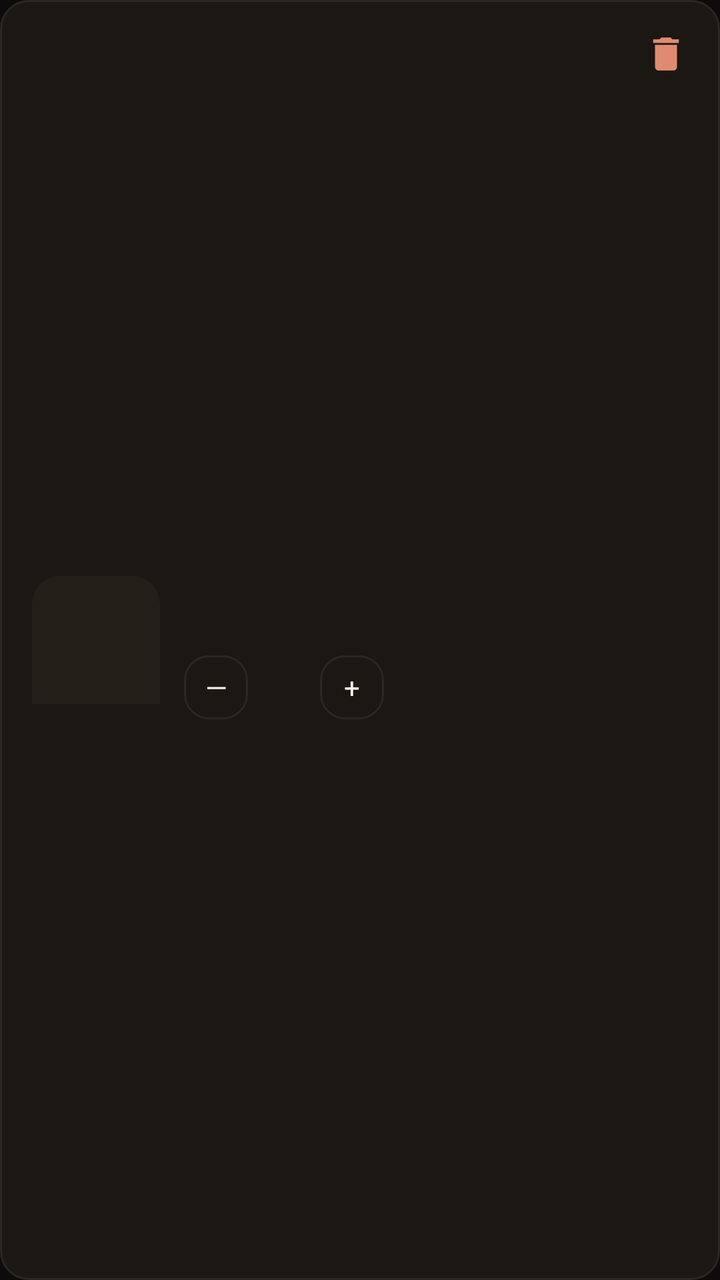
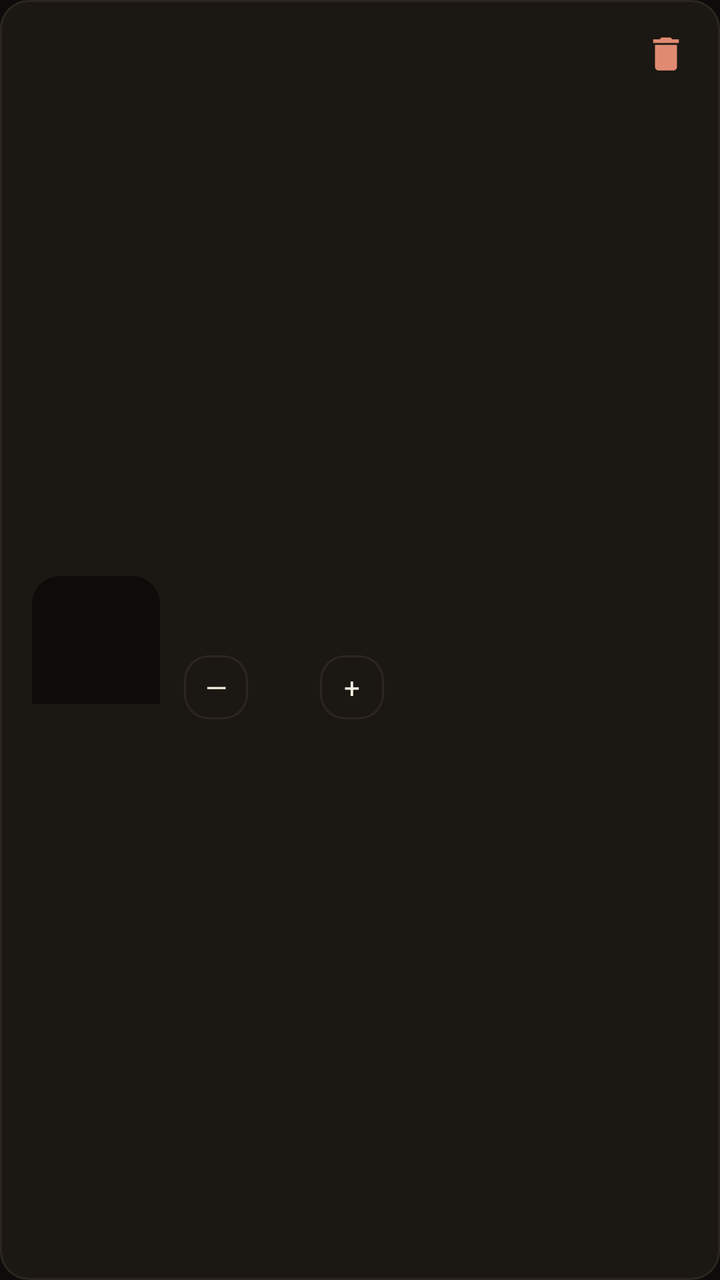

Screens rendered from an Android XML layout before and after an edit, with the pre-edit source and the edit as a unified diff.
<!-- AndroidManifest.xml: application theme Theme.RFragancias -->
<!-- res/layout/item_carrito.xml -->
<?xml version="1.0" encoding="utf-8"?>
<LinearLayout xmlns:android="http://schemas.android.com/apk/res/android"
    xmlns:app="http://schemas.android.com/apk/res-auto"
    android:layout_width="match_parent"
    android:layout_height="wrap_content"
    android:layout_marginHorizontal="@dimen/padding_screen"
    android:layout_marginBottom="@dimen/spacing_sm"
    android:orientation="horizontal"
    android:gravity="center_vertical"
    android:background="@drawable/bg_card"
    android:padding="@dimen/padding_card">

    <ImageView
        android:id="@+id/img_item_carrito"
        android:layout_width="64dp"
        android:layout_height="64dp"
        android:background="@drawable/bg_image_placeholder"
        android:scaleType="centerCrop" />

    <LinearLayout
        android:layout_width="0dp"
        android:layout_height="wrap_content"
        android:layout_weight="1"
        android:layout_marginStart="12dp"
        android:orientation="vertical">

        <TextView
            android:id="@+id/texto_nombre_item"
            android:layout_width="match_parent"
            android:layout_height="wrap_content"
            android:ellipsize="end"
            android:maxLines="1"
            android:textColor="@color/text_primary"
            android:textSize="15sp"
            android:fontFamily="serif" />

        <TextView
            android:id="@+id/texto_precio_item"
            android:layout_width="match_parent"
            android:layout_height="wrap_content"
            android:layout_marginTop="2dp"
            android:textColor="@color/primary"
            android:textSize="13sp" />

        <LinearLayout
            android:layout_width="wrap_content"
            android:layout_height="wrap_content"
            android:layout_marginTop="8dp"
            android:orientation="horizontal"
            android:gravity="center_vertical">

            <TextView
                android:id="@+id/btn_restar"
                android:layout_width="32dp"
                android:layout_height="32dp"
                android:background="@drawable/bg_search"
                android:gravity="center"
                android:text="—"
                android:textColor="@color/text_primary"
                android:clickable="true"
                android:focusable="true" />

            <TextView
                android:id="@+id/texto_cantidad"
                android:layout_width="36dp"
                android:layout_height="wrap_content"
                android:gravity="center"
                android:textColor="@color/text_primary"
                android:textSize="15sp" />

            <TextView
                android:id="@+id/btn_sumar"
                android:layout_width="32dp"
                android:layout_height="32dp"
                android:background="@drawable/bg_search"
                android:gravity="center"
                android:text="+"
                android:textColor="@color/text_primary"
                android:clickable="true"
                android:focusable="true" />
        </LinearLayout>
    </LinearLayout>

    <ImageView
        android:id="@+id/btn_quitar_item"
        android:layout_width="22dp"
        android:layout_height="22dp"
        android:layout_gravity="top"
        android:src="@drawable/ic_delete"
        android:clickable="true"
        android:focusable="true"
        app:tint="@color/danger" />

</LinearLayout>
<!-- resources referenced by this layout -->
<resources>
  <color name="danger">#E08A72</color>
  <color name="primary">#DE9B45</color>
  <color name="text_primary">#F4EEE2</color>
  <dimen name="padding_card">16dp</dimen>
  <dimen name="padding_screen">20dp</dimen>
  <dimen name="spacing_sm">8dp</dimen>
  <!-- drawable bg_card (drawable) -->
  <shape xmlns:android="http://schemas.android.com/apk/res/android" android:shape="rectangle">
      <corners android:radius="14dp"/>
      <solid android:color="@color/surface"/>
      <stroke android:width="1dp" android:color="@color/border"/>
  </shape>
  <!-- drawable bg_image_placeholder (drawable) -->
  <shape xmlns:android="http://schemas.android.com/apk/res/android" android:shape="rectangle">
      <corners android:topLeftRadius="14dp" android:topRightRadius="14dp" android:bottomLeftRadius="0dp" android:bottomRightRadius="0dp"/>
      <solid android:color="@color/surface_light"/>
  </shape>
  <!-- drawable bg_search (drawable) -->
  <shape xmlns:android="http://schemas.android.com/apk/res/android" android:shape="rectangle">
      <corners android:radius="12dp"/>
      <solid android:color="@color/surface"/>
      <stroke android:width="1dp" android:color="@color/border"/>
  </shape>
  <!-- drawable ic_delete (drawable) -->
  <vector xmlns:android="http://schemas.android.com/apk/res/android"
      android:width="24dp" android:height="24dp" android:viewportWidth="24" android:viewportHeight="24">
      <path android:fillColor="#F4EEE2" android:pathData="M6,19c0,1.1 0.9,2 2,2h8c1.1,0 2,-0.9 2,-2V7H6v12zM19,4h-3.5l-1,-1h-5l-1,1H5v2h14V4z"/>
  </vector>
  <color name="surface">#1B1712</color>
  <color name="border">#2C2620</color>
  <color name="surface_light">#241F18</color>
  <color name="bg">#0D0C0A</color>
  <color name="text_muted">#ACA090</color>
  <style name="Widget.RFragancias.Button" parent="Widget.MaterialComponents.Button">
          <item name="backgroundTint">@color/primary</item>
          <item name="android:textColor">@color/bg</item>
          <item name="android:textAllCaps">false</item>
          <item name="cornerRadius">10dp</item>
          <item name="android:letterSpacing">0.01</item>
          <item name="android:paddingTop">12dp</item>
          <item name="android:paddingBottom">12dp</item>
      </style>
  <style name="Widget.RFragancias.EditText" parent="Widget.AppCompat.EditText">
          <item name="android:textColor">@color/text_primary</item>
          <item name="android:textColorHint">@color/text_muted</item>
      </style>
  <style name="Widget.RFragancias.TextInputLayout" parent="Widget.MaterialComponents.TextInputLayout.OutlinedBox">
          <item name="boxStrokeColor">@color/border</item>
          <item name="hintTextColor">@color/primary</item>
          <item name="android:textColorHint">@color/text_muted</item>
          <item name="boxCornerRadiusTopStart">10dp</item>
          <item name="boxCornerRadiusTopEnd">10dp</item>
          <item name="boxCornerRadiusBottomStart">10dp</item>
          <item name="boxCornerRadiusBottomEnd">10dp</item>
      </style>
  <!-- unchanged entries left out for length: 1 -->
</resources>

<!-- the commit's change to res/layout/item_carrito.xml (unified diff, before → after) -->
@@ -15,7 +15,7 @@
         android:layout_width="64dp"
         android:layout_height="64dp"
         android:background="@drawable/bg_image_placeholder"
-        android:scaleType="centerCrop" />
+        android:scaleType="fitCenter" />
 
     <LinearLayout
         android:layout_width="0dp"
<!-- resource entries referenced after the edit -->
@@ -15,7 +15,7 @@
   <!-- drawable bg_image_placeholder (drawable) -->
   <shape xmlns:android="http://schemas.android.com/apk/res/android" android:shape="rectangle">
       <corners android:topLeftRadius="14dp" android:topRightRadius="14dp" android:bottomLeftRadius="0dp" android:bottomRightRadius="0dp"/>
-      <solid android:color="@color/surface_light"/>
+      <solid android:color="@color/bg"/>
   </shape>
   <!-- drawable bg_search (drawable) -->
   <shape xmlns:android="http://schemas.android.com/apk/res/android" android:shape="rectangle">
@@ -30,7 +30,6 @@
   </vector>
   <color name="surface">#1B1712</color>
   <color name="border">#2C2620</color>
-  <color name="surface_light">#241F18</color>
   <color name="bg">#0D0C0A</color>
   <color name="text_muted">#ACA090</color>
   <style name="Widget.RFragancias.Button" parent="Widget.MaterialComponents.Button">
